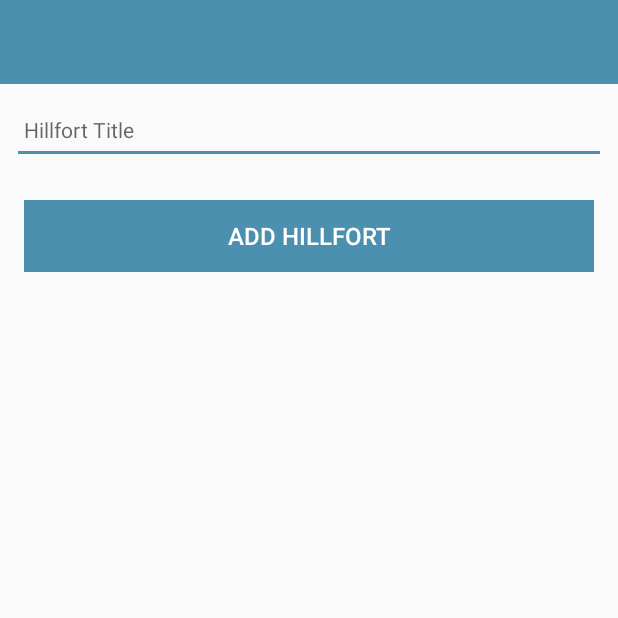
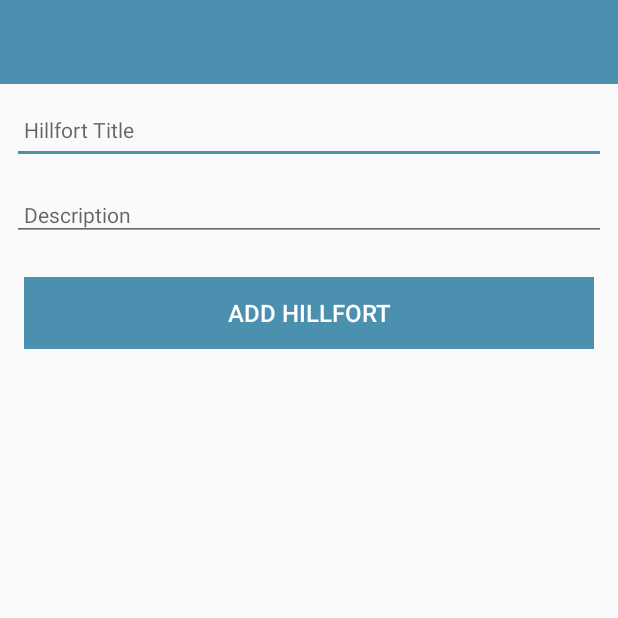
Before and after one commit to JeremyLeahy/Hillforts, an Android app: the screen it shows after launch (HillfortActivity), after a tap on "ADD HILLFORT", on a phone screen of 412 x 824 dp, the top half of it. Run offline under Robolectric (Android 15) with nearby library versions, the phone set to English and light mode, and no system bars; 1 statement that could not run was skipped.

Commit message:
Text field description added

```diff
--- a/app/src/main/java/org/wit/hillfort/models/HillfortModel.kt
+++ b/app/src/main/java/org/wit/hillfort/models/HillfortModel.kt
@@ -1,3 +1,4 @@
 package org.wit.hillfort.models
 
-data class HillfortModel(var title: String = "")
+data class HillfortModel(var title: String = "",
+                          var description: String = "")
--- a/app/src/main/java/org/wit/hillforts/activities/HillfortActivity.kt
+++ b/app/src/main/java/org/wit/hillforts/activities/HillfortActivity.kt
@@ -21,6 +21,7 @@ class HillfortActivity : AppCompatActivity(), AnkoLogger {
 
     btnAdd.setOnClickListener() {
       hillfort.title = hillfortTitle.text.toString()
+      hillfort.description = description.text.toString()
       if (hillfort.title.isNotEmpty()) {
         hillforts.add(hillfort.copy())
         info("add Button Pressed: ${hillfort}")
--- a/app/src/main/res/layout/activity_hillfort.xml
+++ b/app/src/main/res/layout/activity_hillfort.xml
@@ -54,6 +54,19 @@
                     android:textColor="@color/colorPrimaryDark"
                     android:textSize="14sp" />
 
+                <EditText
+                    android:id="@+id/description"
+                    android:layout_width="match_parent"
+                    android:layout_height="wrap_content"
+                    android:layout_margin="8dp"
+                    android:hint="@string/hint_hillfortDescription"
+                    android:inputType="text"
+                    android:maxLength="25"
+                    android:maxLines="1"
+                    android:padding="8dp"
+                    android:textColor="@color/colorPrimaryDark"
+                    android:textSize="14sp" />
+
                 <Button
                     android:id="@+id/btnAdd"
                     android:layout_width="match_parent"
--- a/app/src/main/res/values/strings.xml
+++ b/app/src/main/res/values/strings.xml
@@ -3,4 +3,5 @@
     <string name="app_welcome">Welcome to Hillforts</string>
     <string name="hint_hillfortTitle">Hillfort Title</string>
     <string name="button_addHillfort">Add Hillfort</string>
+    <string name="hint_hillfortDescription">Description </string>
 </resources>
```
